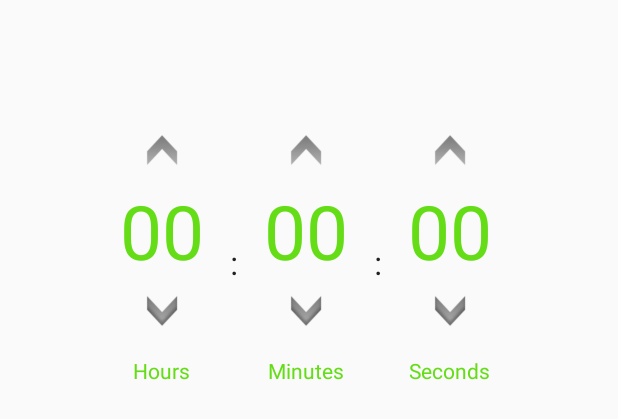
After one commit to cubixguy77/MemoryLadderBeta, an Android app: the layout dialog_time_picker.xml on its own in the app's theme, with its tools: preview values and no code run, on a phone screen of 412 x 824 dp. The commit adds this screen. Shown: the top 419 px of the screen. Run offline under Robolectric (Android 15) with nearby library versions, the phone set to English and light mode, and no system bars.

Commit message:
Implements memorization timer dialog.

```diff
--- a/app/src/main/java/speednumbers/mastersofmemory/challenges/presentation/views/ChallengeCardNumbers.java
+++ b/app/src/main/java/speednumbers/mastersofmemory/challenges/presentation/views/ChallengeCardNumbers.java
@@ -24,7 +24,6 @@ public class ChallengeCardNumbers extends ChallengeCard implements IChallengeCar
     @BindView(R.id.challengeText) TextView challengeText;
     @BindView(R.id.deleteButton) ImageView deleteButton;
     @BindView(R.id.memorizationTimerContainer) MemTimerSettingView memorizationTimerContainer;
-    @BindView(R.id.recallTimerContainer) RecallTimerSettingView recallTimerContainer;
     @BindView(R.id.digitGroupingContainer) DigitsPerGroupView digitsPerGroupView;
 
     public ChallengeCardNumbers(Context context) {
@@ -65,12 +64,10 @@ public class ChallengeCardNumbers extends ChallengeCard implements IChallengeCar
 
         digitsPerGroupView.setVisibility(GONE);
         memorizationTimerContainer.setVisibility(GONE);
-        recallTimerContainer.setVisibility(GONE);
         playButton.setVisibility(GONE);
         challengeText.setText(challenge.getTitle());
         digitsPerGroupView.setModel(NumberChallenge.getDigitsPerGroupSetting(challenge));
         memorizationTimerContainer.setModel(NumberChallenge.getMemTimerSetting(challenge));
-        recallTimerContainer.setModel(NumberChallenge.getRecallTimerSetting(challenge));
     }
 
     @OnClick(R.id.deleteButton) void onDeleteClicked() {
@@ -86,7 +83,6 @@ public class ChallengeCardNumbers extends ChallengeCard implements IChallengeCar
     public void onExpand() {
         digitsPerGroupView.setVisibility(VISIBLE);
         memorizationTimerContainer.setVisibility(VISIBLE);
-        recallTimerContainer.setVisibility(VISIBLE);
         playButton.setVisibility(VISIBLE);
         deleteButton.setVisibility(VISIBLE);
     }
@@ -95,7 +91,6 @@ public class ChallengeCardNumbers extends ChallengeCard implements IChallengeCar
     public void onContract() {
         digitsPerGroupView.setVisibility(GONE);
         memorizationTimerContainer.setVisibility(GONE);
-        recallTimerContainer.setVisibility(GONE);
         playButton.setVisibility(GONE);
         deleteButton.setVisibility(GONE);
     }
--- a/app/src/main/java/speednumbers/mastersofmemory/challenges/presentation/views/DigitsPerGroupView.java
+++ b/app/src/main/java/speednumbers/mastersofmemory/challenges/presentation/views/DigitsPerGroupView.java
@@ -10,7 +10,6 @@ import butterknife.BindView;
 import butterknife.ButterKnife;
 import butterknife.OnClick;
 import speednumbers.mastersofmemory.challenges.domain.model.Setting;
-import speednumbers.mastersofmemory.challenges.presentation.views.BaseSettingView;
 import speednumbers.mastersofmemory.com.presentation.R;
 
 public class DigitsPerGroupView extends BaseSettingView {
--- /dev/null
+++ b/app/src/main/res/drawable/selector_arrow_down.xml
@@ -0,0 +1,4 @@
+<selector xmlns:android="http://schemas.android.com/apk/res/android">
+    	<item android:state_pressed="true"  android:drawable="@drawable/arrow_down_pressed" />
+        <item android:state_pressed="false" android:drawable="@drawable/arrow_down" />
+</selector>
--- /dev/null
+++ b/app/src/main/res/drawable/selector_arrow_up.xml
@@ -0,0 +1,4 @@
+<selector xmlns:android="http://schemas.android.com/apk/res/android">
+    	<item android:state_pressed="true"  android:drawable="@drawable/arrow_up_pressed" />
+        <item android:state_pressed="false" android:drawable="@drawable/arrow_up" />
+</selector>
--- /dev/null
+++ b/app/src/main/res/layout/dialog_time_picker.xml
@@ -0,0 +1,170 @@
+<?xml version="1.0" encoding="utf-8"?>
+
+<LinearLayout
+    android:id="@+id/linearLayout2"
+    android:layout_width="wrap_content"
+    android:layout_height="wrap_content"
+    android:layout_marginTop="40dp"
+    android:layout_marginLeft="40dp"
+    android:orientation="horizontal"
+    xmlns:android="http://schemas.android.com/apk/res/android">
+
+    <LinearLayout
+        android:id="@+id/linearLayout1"
+        android:layout_width="wrap_content"
+        android:layout_height="wrap_content"
+        android:layout_marginTop="40dp"
+        android:layout_marginLeft="40dp"
+        android:orientation="vertical"
+        >
+
+        <Button
+            android:id="@+id/HoursUp"
+            android:layout_height="40dp"
+            android:layout_width="40dp"
+            android:layout_gravity="center_horizontal"
+            android:background="@drawable/selector_arrow_up" />
+
+        <TextView
+            android:id="@+id/Hours"
+            android:layout_height="wrap_content"
+            android:layout_width="wrap_content"
+            android:textColor="@color/colorPrimaryText"
+            android:textAppearance="?android:attr/textAppearanceLarge"
+            android:textSize="50sp"
+            android:text="00"
+            />
+
+        <Button
+            android:id="@+id/HoursDown"
+            android:layout_height="40dp"
+            android:layout_width="40dp"
+            android:layout_gravity="center_horizontal"
+            android:background="@drawable/selector_arrow_down"
+            />
+
+        <TextView
+            android:id="@+id/textView4"
+            android:layout_width="wrap_content"
+            android:layout_height="wrap_content"
+            android:layout_marginTop="10dp"
+            android:layout_gravity="center_horizontal"
+            android:textColor="@color/colorPrimaryText"
+            android:gravity="center_horizontal"
+            android:text="Hours"
+            />
+    </LinearLayout>
+
+    <TextView
+        android:layout_height="wrap_content"
+        android:layout_width="40dp"
+        android:layout_marginTop="40dp"
+        android:layout_marginBottom="13dp"
+        android:layout_gravity="center_vertical"
+        android:textAppearance="?android:attr/textAppearanceLarge"
+        android:gravity="center_horizontal"
+        android:text=":"
+        />
+
+    <LinearLayout
+        android:id="@+id/linearLayout3"
+        android:layout_height="fill_parent"
+        android:layout_width="wrap_content"
+        android:layout_marginTop="40dp"
+        android:orientation="vertical"
+        >
+
+        <Button
+            android:id="@+id/MinutesUp"
+            android:layout_height="40dp"
+            android:layout_width="40dp"
+            android:layout_gravity="center_horizontal"
+            android:background="@drawable/selector_arrow_up" />
+
+        <TextView
+            android:id="@+id/Minutes"
+            android:layout_height="wrap_content"
+            android:layout_width="wrap_content"
+            android:textColor="@color/colorPrimaryText"
+            android:textAppearance="?android:attr/textAppearanceLarge"
+            android:textSize="50sp"
+            android:text="00"
+            />
+
+        <Button
+            android:id="@+id/MinutesDown"
+            android:layout_height="40dp"
+            android:layout_width="40dp"
+            android:layout_gravity="center_horizontal"
+            android:background="@drawable/selector_arrow_down"
+            />
+
+        <TextView
+            android:id="@+id/TextView03"
+            android:layout_height="wrap_content"
+            android:layout_width="wrap_content"
+            android:layout_gravity="center_horizontal"
+            android:layout_marginTop="10dp"
+            android:textColor="@color/colorPrimaryText"
+            android:gravity="center_horizontal"
+            android:text="Minutes"
+            />
+    </LinearLayout>
+
+    <TextView
+        android:layout_width="40dp"
+        android:layout_height="wrap_content"
+        android:layout_gravity="center_vertical"
+        android:layout_marginTop="40dp"
+        android:layout_marginBottom="13dp"
+        android:textAppearance="?android:attr/textAppearanceLarge"
+        android:gravity="center_horizontal"
+        android:text=":"
+        />
+
+    <LinearLayout
+        android:id="@+id/linearLayout4"
+        android:layout_height="fill_parent"
+        android:layout_width="wrap_content"
+        android:layout_marginTop="40dp"
+        android:orientation="vertical"
+        >
+
+        <Button
+            android:id="@+id/SecondsUp"
+            android:layout_height="40dp"
+            android:layout_width="40dp"
+            android:layout_gravity="center_horizontal"
+            android:background="@drawable/selector_arrow_up" />
+
+        <TextView
+            android:id="@+id/Seconds"
+            android:layout_height="wrap_content"
+            android:layout_width="wrap_content"
+            android:textSize="50sp"
+            android:textAppearance="?android:attr/textAppearanceLarge"
+            android:textColor="@color/colorPrimaryText"
+            android:text="00"
+            />
+
+        <Button
+            android:id="@+id/SecondsDown"
+            android:layout_height="40dp"
+            android:layout_width="40dp"
+            android:layout_gravity="center_horizontal"
+            android:background="@drawable/selector_arrow_down"
+            />
+
+        <TextView
+            android:id="@+id/TextView04"
+            android:layout_height="wrap_content"
+            android:layout_width="wrap_content"
+            android:layout_gravity="center_horizontal"
+            android:layout_marginTop="10dp"
+            android:gravity="center_horizontal"
+            android:textColor="@color/colorPrimaryText"
+            android:text="Seconds"
+            />
+    </LinearLayout>
+
+</LinearLayout>
--- a/app/src/main/res/values/colors.xml
+++ b/app/src/main/res/values/colors.xml
@@ -8,6 +8,7 @@
     <color name="colorPrimary">#4CAF50</color>
     <color name="colorPrimaryDark">#388E3C</color>
     <color name="colorPrimaryLight">#C8E6C9</color>
+    <color name="colorPrimaryText">#64dd17</color>
     <color name="colorAccent">#8BC34A</color>
     <color name="primary_text">#212121</color>
     <color name="secondary_text">#727272</color>
```
Also changed, not shown: app/src/main/java/speednumbers/mastersofmemory/challenges/presentation/views/MemTimerSettingView.java (+36 -14 lines), app/src/main/java/speednumbers/mastersofmemory/challenges/settings/dialogs/TimePickerDialog.java (added, +191 -0 lines), app/src/main/java/speednumbers/mastersofmemory/challenges/settings/dialogs/TimeUtils.java (added, +74 -0 lines), app/src/main/res/layout/fragment_challenge_card.xml (+0 -9 lines), app/src/main/res/layout/viewgroup_setting_memorization_timer.xml (+18 -8 lines), app/src/main/res/drawable/arrow_down.png (added), app/src/main/res/drawable/arrow_down_pressed.png (added), app/src/main/res/drawable/arrow_up.png (added), app/src/main/res/drawable/arrow_up_pressed.png (added).
